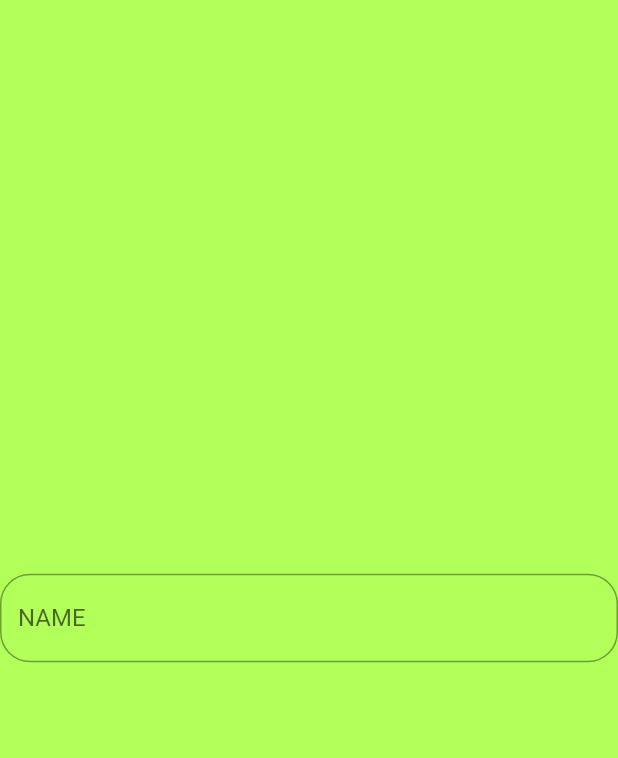
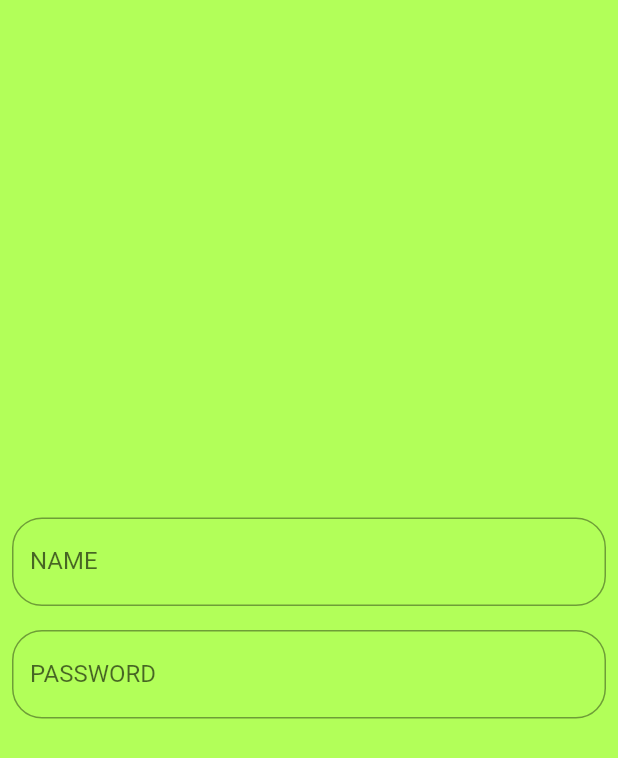
Before and after one commit to aswinB1/demo1, a Flutter app: the screen it shows after launch, on a phone screen of 412 x 824 dp. Shown: the top 758 px of the screen. Run offline on Flutter 3.47's test engine with Material 2 defaults, Android fonts, the light colour scheme and no system bars.

Commit message:
password

```diff
--- a/lib/demo.dart
+++ b/lib/demo.dart
@@ -14,7 +14,9 @@ class Demo extends StatelessWidget {
         mainAxisAlignment: MainAxisAlignment.center,
           children: [
 
-        TextField(
+        Padding(
+          padding: const EdgeInsets.all(8.0),
+          child: TextField(
             decoration: InputDecoration(
                 label: Text("NAME"),
                 border:
@@ -22,6 +24,19 @@ class Demo extends StatelessWidget {
             onChanged: (value) {
               user = value;
             },
+          ),
+        ),
+            Padding(
+              padding: const EdgeInsets.all(8.0),
+              child: TextField(
+                decoration: InputDecoration(
+                    label: Text("PASSWORD"),
+                    border:
+                    OutlineInputBorder(borderRadius: BorderRadius.circular(20))),
+                onChanged: (value) {
+                  user = value;
+                },
+              ),
             )
       ]),
     );
```
Lines whose indentation alone changed are shown as unchanged.
